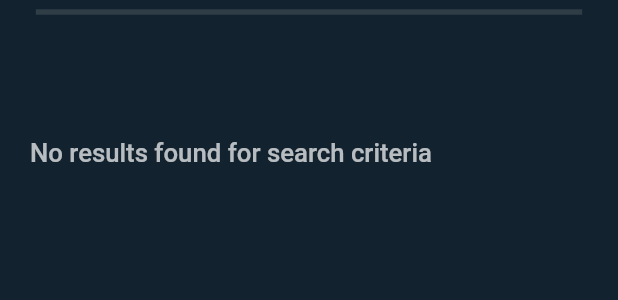
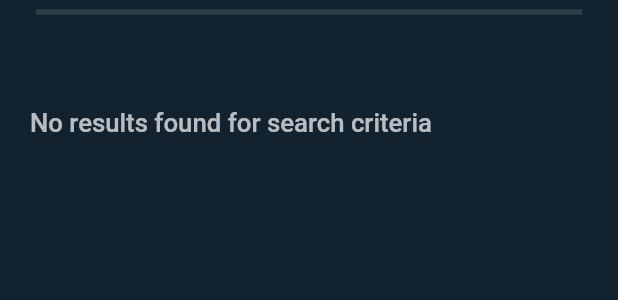
Before and after one commit to Qaiser926/main, a Flutter app: the BaseDiscoveryClass widget shown alone on an empty page, opened directly with empty values, on a phone screen of 412 x 824 dp. Shown: the top 300 px of the screen. Run offline on Flutter 3.47's test engine with Material 2 defaults, Android fonts, the phone set to English and light mode, and no system bars; our stand-ins replace carousel_slider, flutter_html, flutter_map, flutter_screenutil, font_awesome_flutter, freezed_annotation and 9 more; missing offline and left inert: add_2_calendar, amplify_api, amplify_auth_cognito, amplify_flutter, instant, maps_launcher; generated files the repository leaves out were written again.

Commit message:
made horizontal overview widget smaller

```diff
--- a/lib/core/detailed/detailed_event.dart
+++ b/lib/core/detailed/detailed_event.dart
@@ -93,6 +93,7 @@ class _EventDetailState extends State<EventDetail> {
 
             child: SingleChildScrollView(
               child: Column(
+                // TODO align distances
                 children: [
                   // in the image widget, the event details (name, place, time are contained)
                   ImageWidget(
--- a/lib/widgets/horizontal_discovery/discover_horizontally.dart
+++ b/lib/widgets/horizontal_discovery/discover_horizontally.dart
@@ -37,13 +37,13 @@ class BaseDiscoveryClass extends StatelessWidget {
             child: Column(
               children: [
                 Divider(thickness: 3.h),
-                getVerSpace(25),
+                getVerSpace(15),
               ],
             ),
           ),
-        if (!showDivider) getVerSpace(10.h),
+        if (!showDivider) getVerSpace(5.h),
         Padding(
-            padding: EdgeInsets.fromLTRB(20, 0, 12, 0),
+            padding: EdgeInsets.fromLTRB(20, 0, 5, 0),
             child: Row(
               mainAxisAlignment: MainAxisAlignment.spaceBetween,
               children: [
@@ -66,7 +66,7 @@ class BaseDiscoveryClass extends StatelessWidget {
                       child: Text(AppLocalizations.of(context)!.showMore))
               ],
             )),
-        getVerSpace(25),
+        getVerSpace(15),
         if (!Ids.isEmpty) HorizontalEADiscovery(Ids: Ids),
         if (Ids.isEmpty) getNoResultsMessage(context),
       ],
@@ -102,7 +102,7 @@ class HorizontalEADiscovery extends StatelessWidget {
   @override
   Widget build(BuildContext context) {
     return SizedBox(
-        height: 200.h,
+        height: 155.h,
         child: ListView.builder(
             primary: false,
             shrinkWrap: true,
```
Also changed, not shown: lib/widgets/horizontal_discovery/discovery_card.dart (+16 -12 lines).
